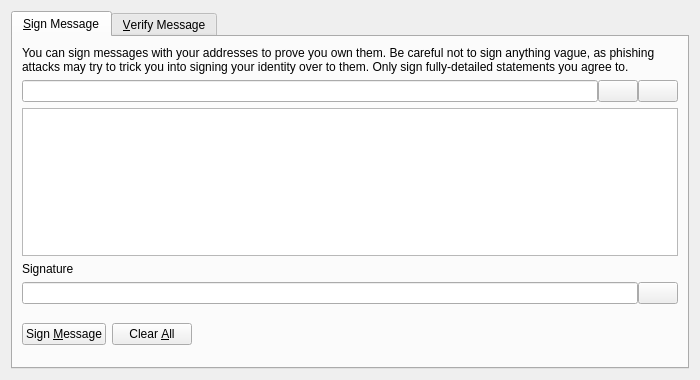
The window that src/qt/forms/signverifymessagedialog.ui (litebitcoins/litebitcoin) describes before a commit, drawn with Qt 5.
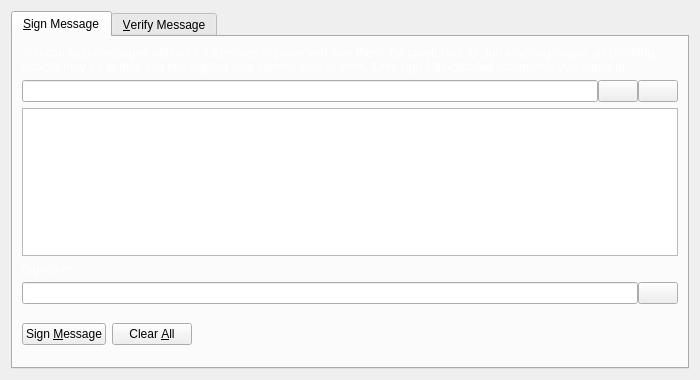
The same window after the commit. Icons and pictures are not drawn. Custom widgets are drawn as their Qt base class.

What changed in the file:
```diff
--- a/src/qt/forms/signverifymessagedialog.ui
+++ b/src/qt/forms/signverifymessagedialog.ui
@@ -13,22 +13,73 @@
   <property name="windowTitle">
    <string>Signatures - Sign / Verify a Message</string>
   </property>
+  <property name="styleSheet">
+   <string notr="true">QDialog#SignVerifyMessageDialog {
+background-image: url(:/images/lbtcendbtc); 
+}
+</string>
+  </property>
   <property name="modal">
    <bool>true</bool>
   </property>
   <layout class="QVBoxLayout" name="verticalLayout">
    <item>
     <widget class="QTabWidget" name="tabWidget">
+     <property name="styleSheet">
+      <string notr="true"/>
+     </property>
      <property name="currentIndex">
       <number>0</number>
      </property>
      <widget class="QWidget" name="tabSignMessage">
+      <property name="styleSheet">
+       <string notr="true">QWidget#tabSignMessage {
+background-image: url(:/images/lbtcendbtc); 
+}</string>
+      </property>
       <attribute name="title">
        <string>&amp;Sign Message</string>
       </attribute>
       <layout class="QVBoxLayout" name="verticalLayout_SM">
        <item>
         <widget class="QLabel" name="infoLabel_SM">
+         <property name="palette">
+          <palette>
+           <active>
+            <colorrole role="WindowText">
+             <brush brushstyle="SolidPattern">
+              <color alpha="255">
+               <red>255</red>
+               <green>255</green>
+               <blue>255</blue>
+              </color>
+             </brush>
+            </colorrole>
+           </active>
+           <inactive>
+            <colorrole role="WindowText">
+             <brush brushstyle="SolidPattern">
+              <color alpha="255">
+               <red>255</red>
+               <green>255</green>
+               <blue>255</blue>
+              </color>
+             </brush>
+            </colorrole>
+           </inactive>
+           <disabled>
+            <colorrole role="WindowText">
+             <brush brushstyle="SolidPattern">
+              <color alpha="255">
+               <red>120</red>
+               <green>120</green>
+               <blue>120</blue>
+              </color>
+             </brush>
+            </colorrole>
+           </disabled>
+          </palette>
+         </property>
          <property name="text">
           <string>You can sign messages with your addresses to prove you own them. Be careful not to sign anything vague, as phishing attacks may try to trick you into signing your identity over to them. Only sign fully-detailed statements you agree to.</string>
          </property>
@@ -106,6 +157,43 @@
        </item>
        <item>
         <widget class="QLabel" name="signatureLabel_SM">
+         <property name="palette">
+          <palette>
+           <active>
+            <colorrole role="WindowText">
+             <brush brushstyle="SolidPattern">
+              <color alpha="255">
+               <red>255</red>
+               <green>255</green>
+               <blue>255</blue>
+              </color>
+             </brush>
+            </colorrole>
+           </active>
+           <inactive>
+            <colorrole role="WindowText">
+             <brush brushstyle="SolidPattern">
+              <color alpha="255">
+               <red>255</red>
+               <green>255</green>
+               <blue>255</blue>
+              </color>
+             </brush>
+            </colorrole>
+           </inactive>
+           <disabled>
+            <colorrole role="WindowText">
+             <brush brushstyle="SolidPattern">
+              <color alpha="255">
+               <red>120</red>
+               <green>120</green>
+               <blue>120</blue>
+              </color>
+             </brush>
+            </colorrole>
+           </disabled>
+          </palette>
+         </property>
          <property name="text">
           <string>Signature</string>
          </property>
```
Left out of the diff: 42 changed lines with no effect on the pictures.
